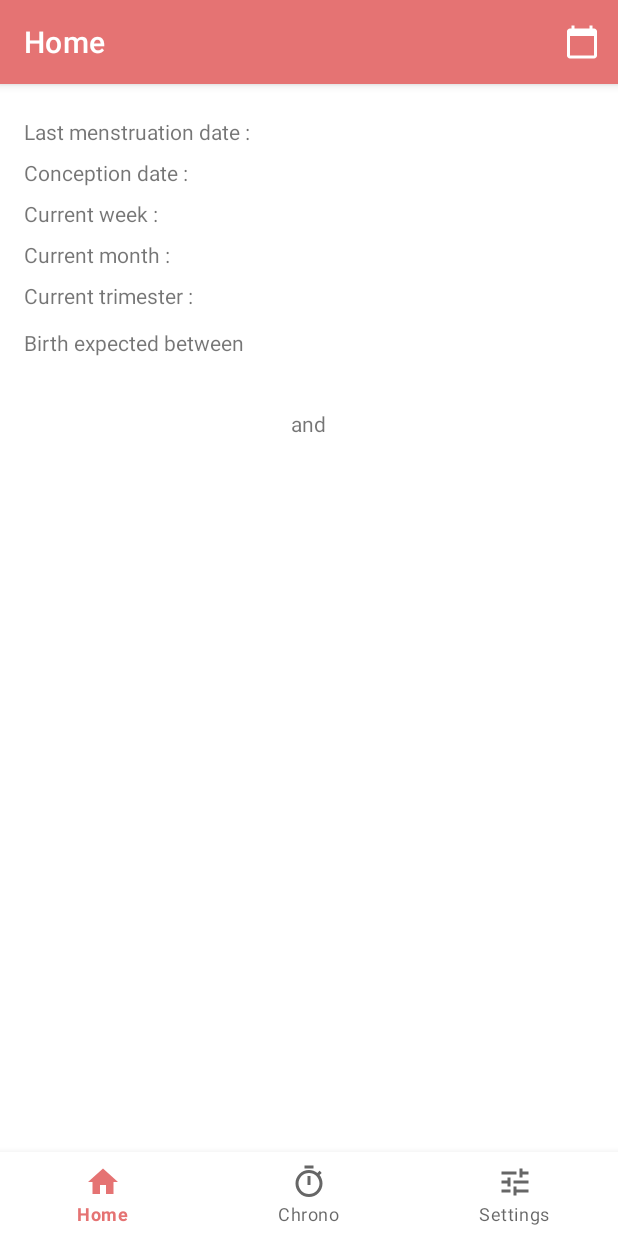
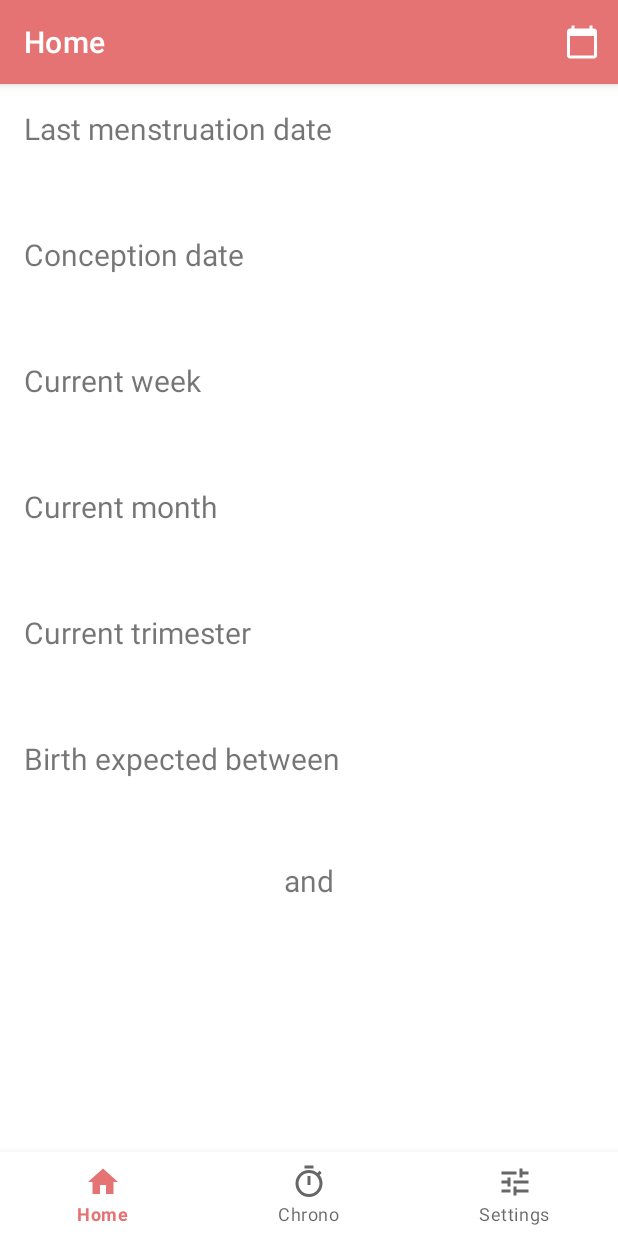
Before and after one commit to FrogDevelopment/PregnancyCalendar, an Android app: the screen it shows after launch (MainActivity), on a phone screen of 412 x 824 dp. Run offline under Robolectric (Android 15) with nearby library versions, the phone set to English and light mode, and no system bars; our stand-ins replace navigation-ui.

Commit message:
feat: home view

```diff
--- a/app/src/main/res/layout/home_fragment.xml
+++ b/app/src/main/res/layout/home_fragment.xml
@@ -1,47 +1,40 @@
 <?xml version="1.0" encoding="utf-8"?>
-<ScrollView xmlns:android="http://schemas.android.com/apk/res/android"
+<androidx.constraintlayout.widget.ConstraintLayout xmlns:android="http://schemas.android.com/apk/res/android"
+    xmlns:app="http://schemas.android.com/apk/res-auto"
     android:layout_width="match_parent"
     android:layout_height="match_parent"
-    android:paddingLeft="@dimen/activity_horizontal_margin"
-    android:paddingTop="@dimen/activity_vertical_margin"
-    android:paddingRight="@dimen/activity_horizontal_margin"
-    android:paddingBottom="@dimen/activity_vertical_margin">
-
-    <RelativeLayout
-        android:layout_width="match_parent"
-        android:layout_height="wrap_content">
-
-        <TableLayout
-            android:id="@+id/table_layout"
-            android:layout_width="match_parent"
-            android:layout_height="wrap_content"
-            android:layout_alignParentTop="true">
-
-            <TableRow>
+    android:padding="@dimen/activity_vertical_margin">
 
     <TextView
         android:id="@+id/amenorrhea_date_text"
         android:layout_width="wrap_content"
         android:layout_height="wrap_content"
-                    android:text="@string/home_amenorrhea_date" />
+        android:text="@string/home_amenorrhea_date"
+        android:textSize="20sp"
+        app:layout_constraintStart_toStartOf="parent"
+        app:layout_constraintTop_toTopOf="parent" />
 
     <TextView
         android:id="@+id/amenorrhea_date_value"
         android:layout_width="wrap_content"
         android:layout_height="wrap_content"
+        android:layout_marginStart="32dp"
         android:paddingStart="5dp"
         android:paddingEnd="5dp"
-                    android:textSize="20sp"
-                    android:textStyle="bold" />
-            </TableRow>
-
-            <TableRow>
+        android:textSize="30sp"
+        android:textStyle="bold"
+        app:layout_constraintStart_toStartOf="parent"
+        app:layout_constraintTop_toBottomOf="@+id/amenorrhea_date_text" />
 
     <TextView
         android:id="@+id/conception_date_text"
         android:layout_width="wrap_content"
         android:layout_height="wrap_content"
-                    android:text="@string/home_conception_date" />
+        android:layout_marginTop="16dp"
+        android:text="@string/home_conception_date"
+        android:textSize="20sp"
+        app:layout_constraintStart_toStartOf="parent"
+        app:layout_constraintTop_toBottomOf="@+id/amenorrhea_date_value" />
 
     <TextView
         android:id="@+id/conception_date_value"
@@ -49,17 +42,21 @@
         android:layout_height="wrap_content"
         android:paddingStart="5dp"
         android:paddingEnd="5dp"
-                    android:textSize="20sp"
-                    android:textStyle="bold" />
-            </TableRow>
-
-            <TableRow>
+        android:textSize="30sp"
+        android:textStyle="bold"
+        android:layout_marginStart="32dp"
+        app:layout_constraintStart_toStartOf="parent"
+        app:layout_constraintTop_toBottomOf="@+id/conception_date_text" />
 
     <TextView
         android:id="@+id/current_week_text"
         android:layout_width="wrap_content"
         android:layout_height="wrap_content"
-                    android:text="@string/home_current_week" />
+        android:layout_marginTop="16dp"
+        android:text="@string/home_current_week"
+        android:textSize="20sp"
+        app:layout_constraintStart_toStartOf="parent"
+        app:layout_constraintTop_toBottomOf="@+id/conception_date_value" />
 
     <TextView
         android:id="@+id/current_week_value"
@@ -67,17 +64,21 @@
         android:layout_height="wrap_content"
         android:paddingStart="5dp"
         android:paddingEnd="5dp"
-                    android:textSize="20sp"
-                    android:textStyle="bold" />
-            </TableRow>
-
-            <TableRow>
+        android:textSize="30sp"
+        android:textStyle="bold"
+        android:layout_marginStart="32dp"
+        app:layout_constraintStart_toStartOf="parent"
+        app:layout_constraintTop_toBottomOf="@+id/current_week_text" />
 
     <TextView
         android:id="@+id/current_month_text"
         android:layout_width="wrap_content"
         android:layout_height="wrap_content"
-                    android:text="@string/home_current_month" />
+        android:layout_marginTop="16dp"
+        android:text="@string/home_current_month"
+        android:textSize="20sp"
+        app:layout_constraintStart_toStartOf="parent"
+        app:layout_constraintTop_toBottomOf="@+id/current_week_value" />
 
     <TextView
         android:id="@+id/current_month_value"
@@ -85,17 +86,21 @@
         android:layout_height="wrap_content"
         android:paddingStart="5dp"
         android:paddingEnd="5dp"
-                    android:textSize="20sp"
-                    android:textStyle="bold" />
-            </TableRow>
-
-            <TableRow>
+        android:textSize="30sp"
+        android:textStyle="bold"
+        android:layout_marginStart="32dp"
+        app:layout_constraintStart_toStartOf="parent"
+        app:layout_constraintTop_toBottomOf="@+id/current_month_text" />
 
     <TextView
         android:id="@+id/current_trimester_text"
         android:layout_width="wrap_content"
         android:layout_height="wrap_content"
-                    android:text="@string/home_current_trimester" />
+        android:layout_marginTop="16dp"
+        android:text="@string/home_current_trimester"
+        android:textSize="20sp"
+        app:layout_constraintStart_toStartOf="parent"
+        app:layout_constraintTop_toBottomOf="@+id/current_month_value" />
 
     <TextView
         android:id="@+id/current_trimester_value"
@@ -103,19 +108,21 @@
         android:layout_height="wrap_content"
         android:paddingStart="5dp"
         android:paddingEnd="5dp"
-                    android:textSize="20sp"
-                    android:textStyle="bold" />
-            </TableRow>
-        </TableLayout>
+        android:textSize="30sp"
+        android:textStyle="bold"
+        android:layout_marginStart="32dp"
+        app:layout_constraintStart_toStartOf="parent"
+        app:layout_constraintTop_toBottomOf="@+id/current_trimester_text" />
 
     <TextView
         android:id="@+id/birth_range"
         android:layout_width="wrap_content"
         android:layout_height="wrap_content"
-            android:layout_below="@+id/table_layout"
-            android:layout_alignParentStart="true"
-            android:layout_marginTop="10dp"
-            android:text="@string/home_birth_range" />
+        android:layout_marginTop="16dp"
+        android:text="@string/home_birth_range"
+        android:textSize="20sp"
+        app:layout_constraintStart_toStartOf="parent"
+        app:layout_constraintTop_toBottomOf="@+id/current_trimester_value" />
 
     <TextView
         android:id="@+id/birth_range_start"
@@ -123,8 +130,11 @@
         android:layout_height="wrap_content"
         android:layout_below="@+id/birth_range"
         android:layout_centerHorizontal="true"
-            android:textSize="25sp"
-            android:textStyle="bold" />
+        android:textSize="40sp"
+        android:textStyle="bold"
+        app:layout_constraintEnd_toEndOf="parent"
+        app:layout_constraintStart_toStartOf="parent"
+        app:layout_constraintTop_toBottomOf="@+id/birth_range" />
 
     <TextView
         android:id="@+id/birth_range_and"
@@ -132,7 +142,11 @@
         android:layout_height="wrap_content"
         android:layout_below="@+id/birth_range_start"
         android:layout_centerHorizontal="true"
-            android:text="@string/home_birth_range_and" />
+        android:text="@string/home_birth_range_and"
+        android:textSize="20sp"
+        app:layout_constraintEnd_toEndOf="parent"
+        app:layout_constraintStart_toStartOf="parent"
+        app:layout_constraintTop_toBottomOf="@+id/birth_range_start" />
 
     <TextView
         android:id="@+id/birth_range_end"
@@ -140,7 +154,9 @@
         android:layout_height="wrap_content"
         android:layout_below="@+id/birth_range_and"
         android:layout_centerHorizontal="true"
-            android:textSize="25sp"
-            android:textStyle="bold" />
-    </RelativeLayout>
-</ScrollView>
+        android:textSize="40sp"
+        android:textStyle="bold"
+        app:layout_constraintEnd_toEndOf="parent"
+        app:layout_constraintStart_toStartOf="parent"
+        app:layout_constraintTop_toBottomOf="@+id/birth_range_and" />
+</androidx.constraintlayout.widget.ConstraintLayout>
--- a/app/src/main/res/values/strings.xml
+++ b/app/src/main/res/values/strings.xml
@@ -15,23 +15,23 @@
     <string name="home_calendar_title_amenorrhea">Select the amenorrhea date</string>
     <string name="home_calendar_title_conception">Select the conception date</string>
 
-    <string name="home_amenorrhea_date">Last menstruation date :</string>
-    <string name="home_conception_date">Conception date :</string>
+    <string name="home_amenorrhea_date">Last menstruation date</string>
+    <string name="home_conception_date">Conception date</string>
 
-    <string name="home_current_week">Current week :</string>
+    <string name="home_current_week">Current week</string>
     <plurals name="home_week_n">
         <item quantity="one">%1$d&lt;sup>&lt;small>st&lt;/small>&lt;/sup> week</item>
         <item quantity="other">%1$d&lt;sup>&lt;small>th&lt;/small>&lt;/sup> week</item>
     </plurals>
 
-    <string name="home_current_month">Current month :</string>
+    <string name="home_current_month">Current month</string>
     <string name="home_month_month">month %1$d</string>
     <plurals name="home_month_n">
         <item quantity="one">%1$d&lt;sup>&lt;small>st&lt;/small>&lt;/sup> month</item>
         <item quantity="other">%1$d&lt;sup>&lt;small>th&lt;/small>&lt;/sup> month</item>
     </plurals>
 
-    <string name="home_current_trimester">Current trimester :</string>
+    <string name="home_current_trimester">Current trimester</string>
     <plurals name="home_trimester_n">
         <item quantity="one">%1$d&lt;sup>&lt;small>st&lt;/small>&lt;/sup> trimester</item>
         <item quantity="other">%1$d&lt;sup>&lt;small>th&lt;/small>&lt;/sup> trimester</item>
```
Also changed, not shown: 1 other file. Lines whose indentation alone changed are shown as unchanged.
